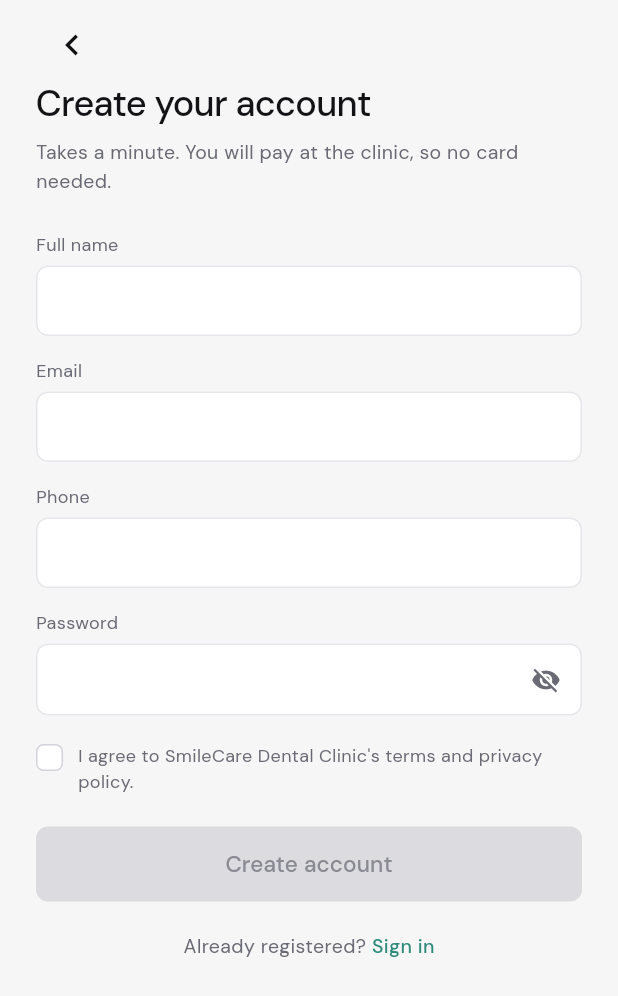
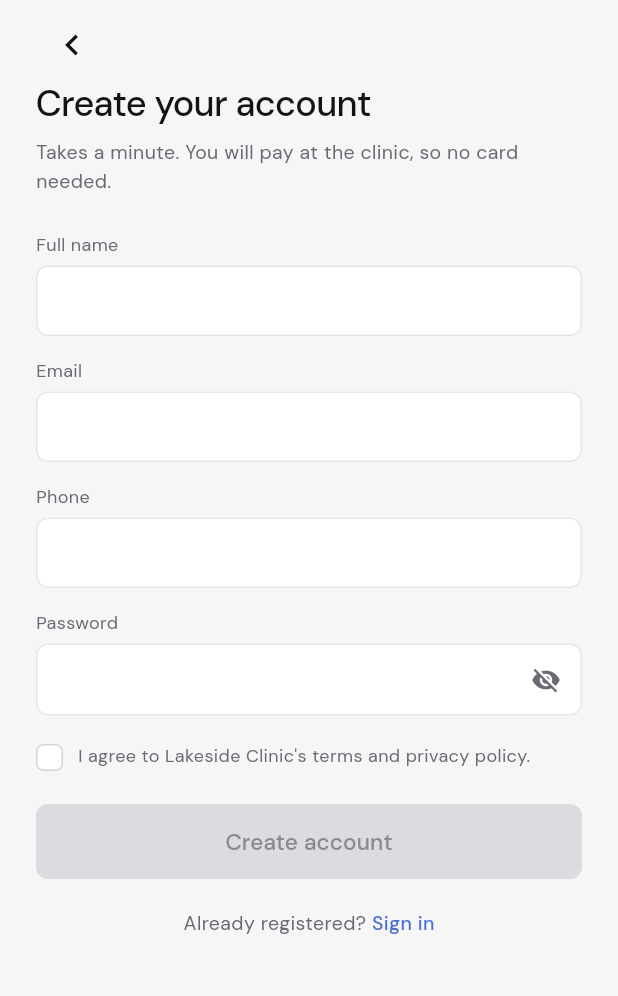
Before and after one commit to samarhanysalem/My_flutter_app, a Flutter app: the RegisterView screen opened directly, on a phone screen of 412 x 824 dp. Shown: the top 996 px of the screen. Run offline on Flutter 3.47's test engine with Material 3 defaults, Android fonts, the phone set to English and light mode, and no system bars; our stand-ins replace cloud_firestore, firebase_auth, firebase_core, google_fonts, web; missing offline and left inert: dart:js_interop, firebase_core_platform_interface; accounts and stored records are empty.

Commit message:
Revert the SmileCare Dental test brand config
That was only ever a throwaway test of the white-label workflow
(docs/customer_brand_requirements_template.md said as much: "Safe to
overwrite/delete after testing"). Reverts AppConfig back to the
template's own defaults (Doctor Appointment App / Lakeside Clinic /
original colors and support contact), removes the placeholder tooth
logo/icon and the pubspec.yaml assets: entry that only existed to bundle
them, and restores app_logo_mark_test.dart's original "falls back to the
glyph icon" coverage now that there's no real asset to render again.

Kept everything from that test that was a genuine, brand-independent bug
fix rather than SmileCare-specific data: the AppConfig scaffolding for
fontFamily/secondaryColor/tertiaryColor/feature toggles, the
flutter_launcher_icons setup, centering the auth forms on wide viewports,
AppLogoMark's larger icon-to-badge scale (0.64 vs the original 0.48,
which left any customer's real logo looking cramped inside the badge),
and the CLAUDE.md documentation updates — all of those apply to every
future customer, not just the test one.

Co-Authored-By: Claude Sonnet 5 <noreply@anthropic.com>
Claude-Session: https://claude.ai/code/session_0116hh8G1CEdFdevvu5g6h5Q

```diff
--- a/lib/config/app_config.dart
+++ b/lib/config/app_config.dart
@@ -14,35 +14,33 @@ class AppConfig {
   const AppConfig._();
 
   /// The OS-level app name: task switcher, browser tab, `MaterialApp.title`.
-  static const String appName = 'SmileCare Dental';
+  static const String appName = 'Doctor Appointment App';
 
   /// The in-app display name (app bars, about screens). Usually the same as
   /// [appName], kept separate in case a customer wants a shorter in-app
   /// label than their full store-listing name.
-  static const String displayName = 'SmileCare Dental';
+  static const String displayName = 'Doctor Appointment App';
 
   /// The clinic/company this build represents — used in headers, about
   /// screens, and copy like "Sign in to book with the [companyName] team."
-  static const String companyName = 'SmileCare Dental Clinic';
+  static const String companyName = 'Lakeside Clinic';
 
   /// Primary brand color: CTAs, links, active/selected states.
-  static const Color primaryColor = Color(0xFF2E8B7A);
+  static const Color primaryColor = Color(0xFF4C6FD4);
 
   /// Secondary/tint brand color: light backgrounds behind primary-colored
   /// icons, badges, and highlights. Not yet consumed by any built screen —
   /// reserved for Home/Booking/etc. (e.g. the specialty shortcuts on Home)
   /// per the design handoff, so those screens have a token to build against
   /// from day one instead of introducing their own.
-  static const Color accentColor = Color(0xFFF4A340);
+  static const Color accentColor = Color(0xFFEAF1FD);
 
   /// Optional extra brand colors from a customer's existing style guide.
-  /// Left null when a customer's intake form doesn't specify one — the
-  /// nullable type is intentional even when, as here, this build's value
-  /// happens to be set, so it stays `Color?` across edits.
-  // ignore: unnecessary_nullable_for_final_variable_declarations
-  static const Color? secondaryColor = Color(0xFFFFFFFF);
-  // ignore: unnecessary_nullable_for_final_variable_declarations
-  static const Color? tertiaryColor = Color(0xFF1A1A1A);
+  /// Null unless a customer's intake form specifies one; nothing currently
+  /// reads these, but they exist so there's somewhere to put a value the
+  /// intake form collects instead of it being dropped on the floor.
+  static const Color? secondaryColor = null;
+  static const Color? tertiaryColor = null;
 
   /// Google Fonts family name used throughout the app via AppTheme (e.g.
   /// 'DM Sans', 'Inter', 'Poppins'). Only change this if a customer's brand
@@ -55,8 +53,8 @@ class AppConfig {
   static const String logoAssetPath = 'assets/branding/logo.png';
 
   /// Support contact shown on about/help screens, if/when one exists.
-  static const String supportEmail = 'support@smilecaredental.test';
-  static const String supportPhone = '+1 555 010 2938';
+  static const String supportEmail = 'support@lakesideclinic.example';
+  static const String supportPhone = '+1 (555) 010-0100';
 
   // --- Feature toggles ---------------------------------------------------
   // Customer-specific behavior differences belong here as flags that
--- a/pubspec.yaml
+++ b/pubspec.yaml
@@ -93,10 +93,6 @@ flutter:
   # the material Icons class.
   uses-material-design: true
 
-  # Per-customer swappable branding assets — see assets/branding/README.md.
-  assets:
-    - assets/branding/
-
   # To add assets to your application, add an assets section, like this:
   # assets:
   #   - images/a_dot_burr.jpeg
```
Also changed, not shown: assets/branding/app_icon.png (deleted), assets/branding/logo.png (deleted), 2 other files.
